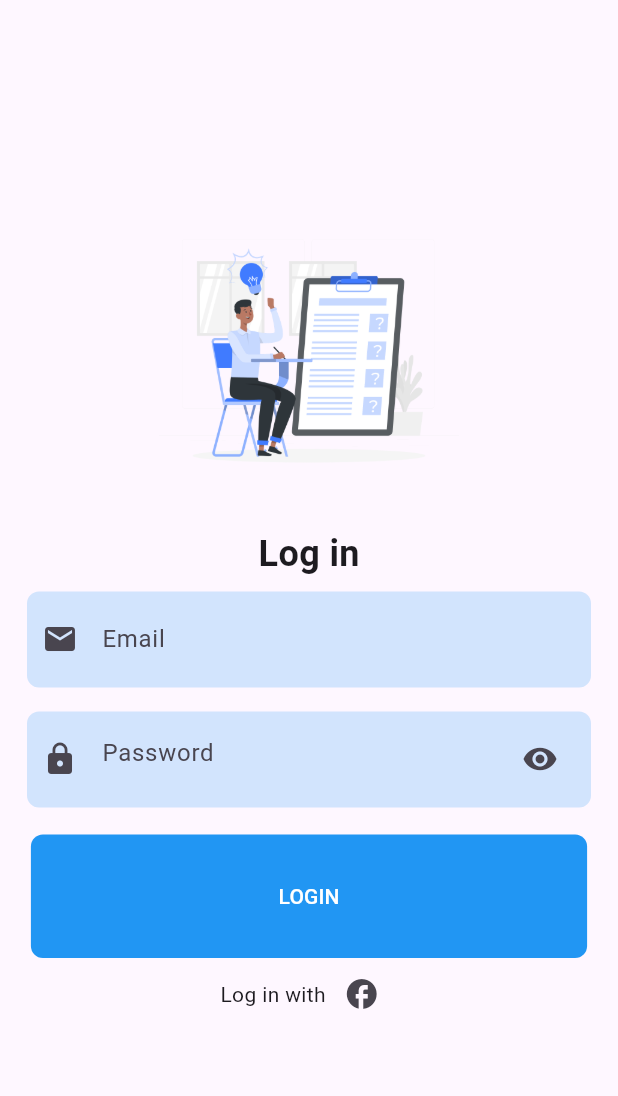
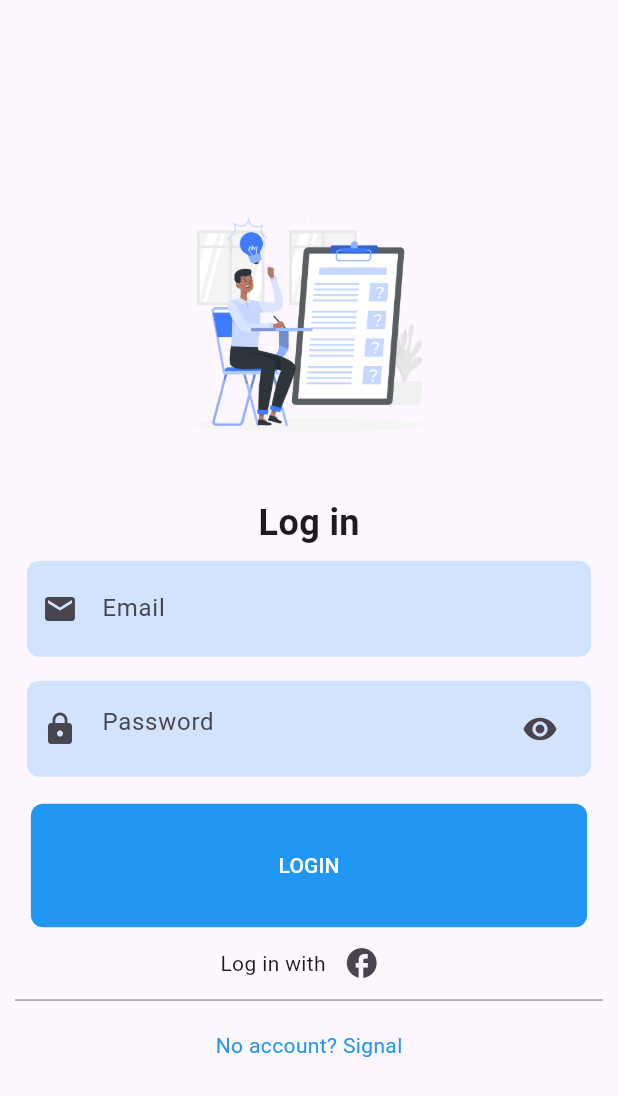
Before and after one commit to Ce-lina/Upgrade-employee, a Flutter app: the screen it shows after launch, on a phone screen of 412 x 824 dp. Shown: the top 1096 px of the screen. Run offline on Flutter 3.47's test engine with Material 3 defaults, Android fonts, the phone set to English and light mode, and no system bars; our stand-ins replace get.

Commit message:
interface login terminer

```diff
--- a/upgrade_employ/lib/screens/login.dart
+++ b/upgrade_employ/lib/screens/login.dart
@@ -137,6 +137,15 @@ class _LoginState extends State<Login> {
                         style: TextStyle(color: Colors.red),
                       )
                     : const SizedBox(),*/
+                  Divider(color: Colors.grey, height: 1,),
+
+                  SizedBox(height: 20),
+                  GestureDetector(
+                    onTap: (){
+                      //Handle signal tap
+                    },
+                    child: Text('No account? Signal', style: TextStyle(color: Colors.blue),),
+                  ),
               ],
             ),
           ),
```
